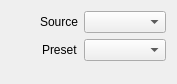
Old version of the form src/Widgets/Inspector/TriCaster/InspectorPresetWidget.ui in the repository CasparCG/client.
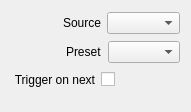
New version of the form.

Commit message: - Added trigger on next option for TriCaster items.

Patch:
```diff
--- a/src/Widgets/Inspector/TriCaster/InspectorPresetWidget.ui
+++ b/src/Widgets/Inspector/TriCaster/InspectorPresetWidget.ui
@@ -6,8 +6,8 @@
    <rect>
     <x>0</x>
     <y>0</y>
-    <width>177</width>
-    <height>84</height>
+    <width>178</width>
+    <height>112</height>
    </rect>
   </property>
   <property name="sizePolicy">
@@ -29,7 +29,7 @@
        </property>
        <property name="sizeHint" stdset="0">
         <size>
-         <width>29</width>
+         <width>52</width>
          <height>20</height>
         </size>
        </property>
@@ -66,7 +66,7 @@
        </property>
        <property name="sizeHint" stdset="0">
         <size>
-         <width>31</width>
+         <width>55</width>
          <height>20</height>
         </size>
        </property>
@@ -91,6 +91,59 @@
      </item>
     </layout>
    </item>
+   <item>
+    <layout class="QHBoxLayout" name="horizontalLayoutTriggerOnNext">
+     <item>
+      <spacer name="horizontalSpacerTriggerOnNext1">
+       <property name="orientation">
+        <enum>Qt::Horizontal</enum>
+       </property>
+       <property name="sizeType">
+        <enum>QSizePolicy::Fixed</enum>
+       </property>
+       <property name="sizeHint" stdset="0">
+        <size>
+         <width>2</width>
+         <height>20</height>
+        </size>
+       </property>
+      </spacer>
+     </item>
+     <item>
+      <widget class="QLabel" name="labelTriggerOnNext">
+       <property name="text">
+        <string>Trigger on next</string>
+       </property>
+       <property name="alignment">
+        <set>Qt::AlignRight|Qt::AlignTrailing|Qt::AlignVCenter</set>
+       </property>
+      </widget>
+     </item>
+     <item>
+      <widget class="QCheckBox" name="checkBoxTriggerOnNext">
+       <property name="layoutDirection">
+        <enum>Qt::RightToLeft</enum>
+       </property>
+       <property name="text">
+        <string/>
+       </property>
+      </widget>
+     </item>
+     <item>
+      <spacer name="horizontalSpacerTriggerOnNext2">
+       <property name="orientation">
+        <enum>Qt::Horizontal</enum>
+       </property>
+       <property name="sizeHint" stdset="0">
+        <size>
+         <width>40</width>
+         <height>20</height>
+        </size>
+       </property>
+      </spacer>
+     </item>
+    </layout>
+   </item>
    <item>
     <spacer name="verticalSpacerPreset">
      <property name="orientation">
```
Left out of the diff: 17 changed lines with no effect on the pictures. The commit also changes 26 other files.
